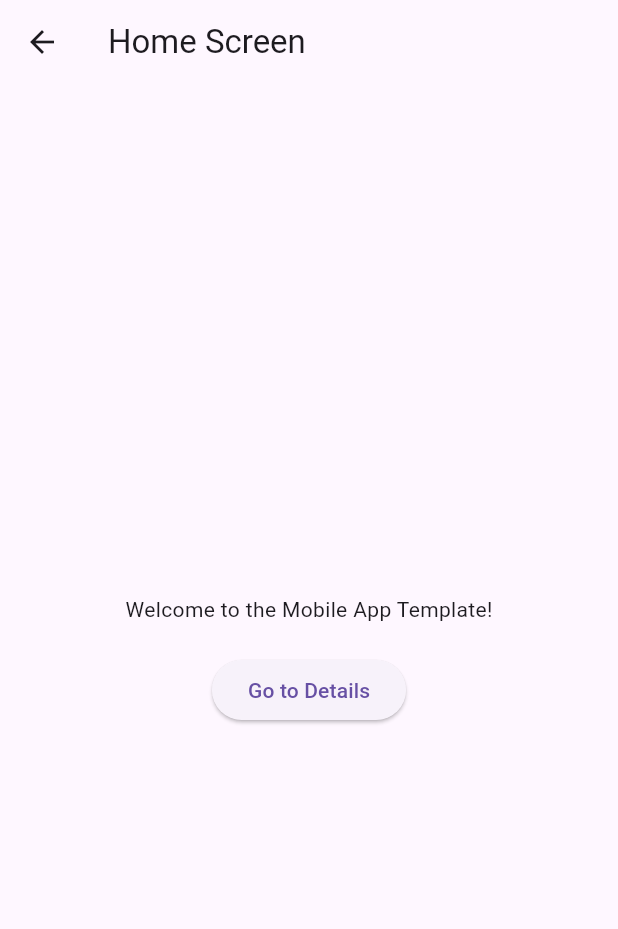
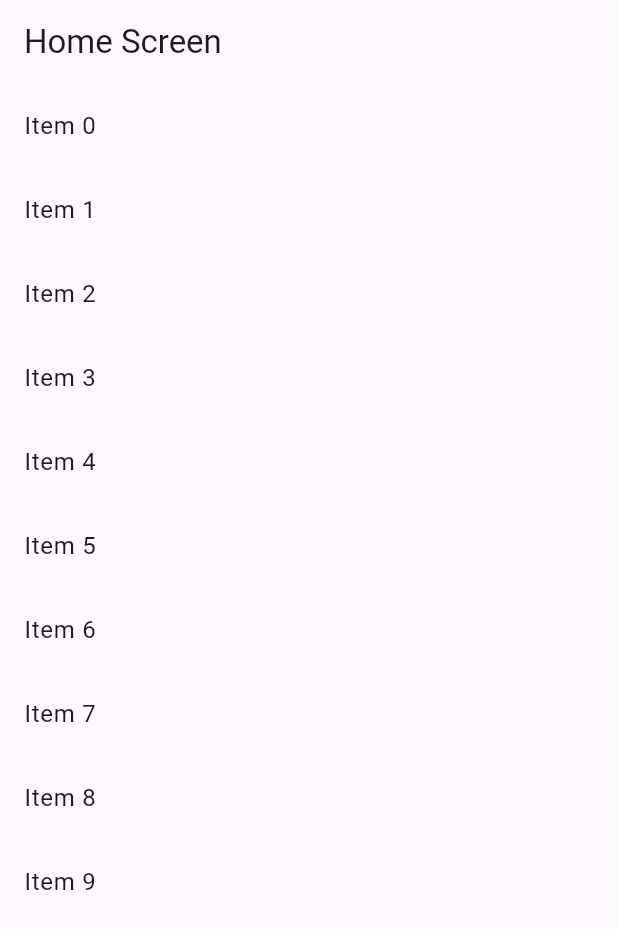
Before and after one commit to Wilmer2004/movile_app_template, a Flutter app: the HomeScreen screen opened directly, on a phone screen of 412 x 824 dp. Shown: the top 929 px of the screen. Run offline on Flutter 3.47's test engine with Material 3 defaults, Android fonts, the phone set to English and light mode, and no system bars.

Commit message:
Agregar template básico de aplicación móvil en Flutter

```diff
--- a/lib/details_screen.dart
+++ b/lib/details_screen.dart
@@ -1,6 +1,10 @@
 import 'package:flutter/material.dart';
 
 class DetailsScreen extends StatelessWidget {
+  final String item;
+
+  DetailsScreen({required this.item});
+
   @override
   Widget build(BuildContext context) {
     return Scaffold(
@@ -8,7 +12,10 @@ class DetailsScreen extends StatelessWidget {
         title: Text('Details Screen'),
       ),
       body: Center(
-        child: Text('This is the details screen.'),
+        child: Text(
+          'Details of $item',
+          style: TextStyle(fontSize: 24),
+        ),
       ),
     );
   }
--- a/lib/home_screen.dart
+++ b/lib/home_screen.dart
@@ -2,29 +2,29 @@ import 'package:flutter/material.dart';
 import 'details_screen.dart';
 
 class HomeScreen extends StatelessWidget {
+  final List<String> items = List.generate(10, (index) => 'Item $index');
+
   @override
   Widget build(BuildContext context) {
     return Scaffold(
       appBar: AppBar(
         title: Text('Home Screen'),
       ),
-      body: Center(
-        child: Column(
-          mainAxisAlignment: MainAxisAlignment.center,
-          children: [
-            Text('Welcome to the Mobile App Template!'),
-            SizedBox(height: 20),
-            ElevatedButton(
-              onPressed: () {
-                Navigator.push(
-                  context,
-                  MaterialPageRoute(builder: (context) => DetailsScreen()),
-                );
-              },
-              child: Text('Go to Details'),
-            ),
-          ],
-        ),
+      body: ListView.builder(
+        itemCount: items.length,
+        itemBuilder: (context, index) {
+          return ListTile(
+            title: Text(items[index]),
+            onTap: () {
+              Navigator.push(
+                context,
+                MaterialPageRoute(
+                  builder: (context) => DetailsScreen(item: items[index]),
+                ),
+              );
+            },
+          );
+        },
       ),
     );
   }
--- a/lib/main.dart
+++ b/lib/main.dart
@@ -1,4 +1,5 @@
 import 'package:flutter/material.dart';
+import 'home_screen.dart';
 
 void main() {
   runApp(MyApp());
@@ -8,15 +9,11 @@ class MyApp extends StatelessWidget {
   @override
   Widget build(BuildContext context) {
     return MaterialApp(
-      title: 'Movile App',
-      home: Scaffold(
-        appBar: AppBar(
-          title: Text('Movile App Home'),
-        ),
-        body: Center(
-          child: Text('Bienvenido a Movile App!'),
-        ),
+      title: 'Movile App Template',
+      theme: ThemeData(
+        primarySwatch: Colors.blue,
       ),
+      home: HomeScreen(),
     );
   }
 }
```
Also changed, not shown: lib/widgets/custom_button.dart (added, +16 -0 lines), pubspec.yaml (+12 -3 lines), 1 other file.
